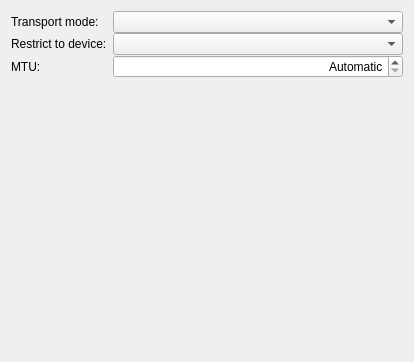
Before: the Qt Designer form libs/editor/settings/ui/infiniband.ui in KDE/plasma-nm, drawn with Qt 5.
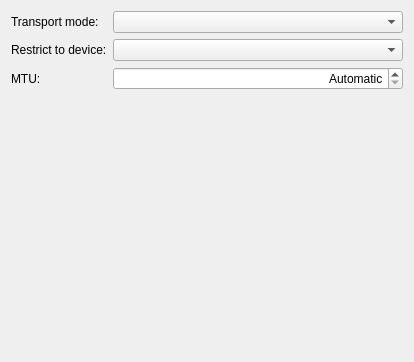
After: the same form once the commit is applied. Custom widgets are drawn as their Qt base class.

The edit to the form file:
```diff
--- a/libs/editor/settings/ui/infiniband.ui
+++ b/libs/editor/settings/ui/infiniband.ui
@@ -13,7 +13,7 @@
   </property>
   <layout class="QFormLayout" name="formLayout">
    <property name="verticalSpacing">
-    <number>0</number>
+    <number>6</number>
    </property>
    <item row="0" column="0">
     <widget class="QLabel" name="label">
```
